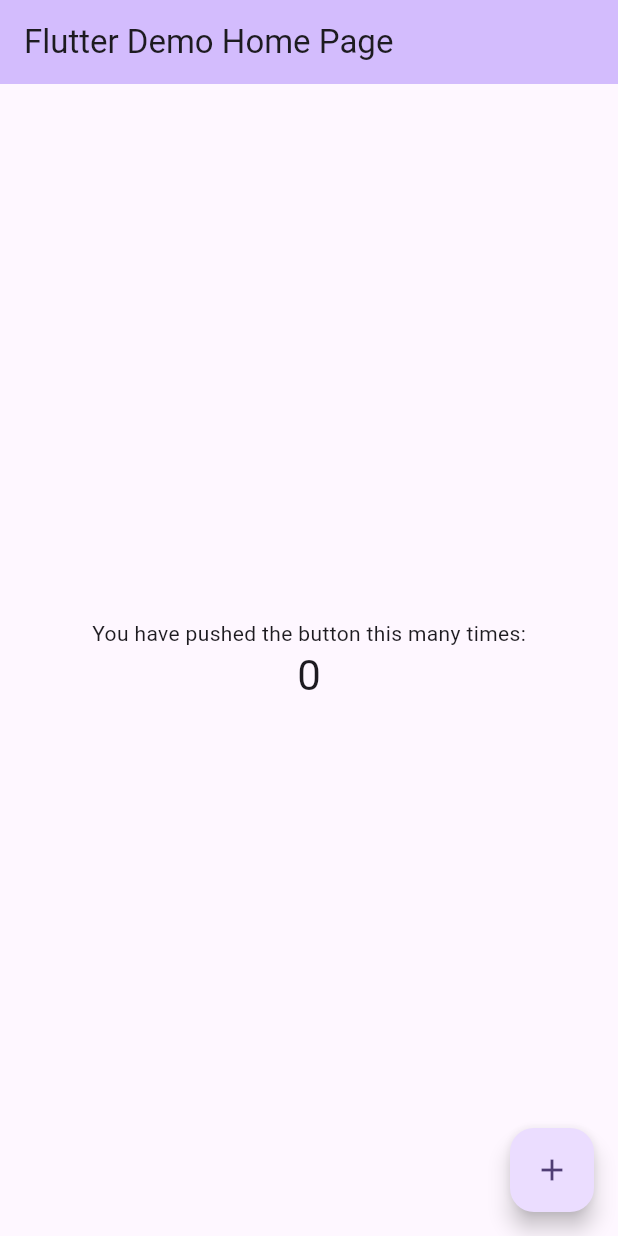
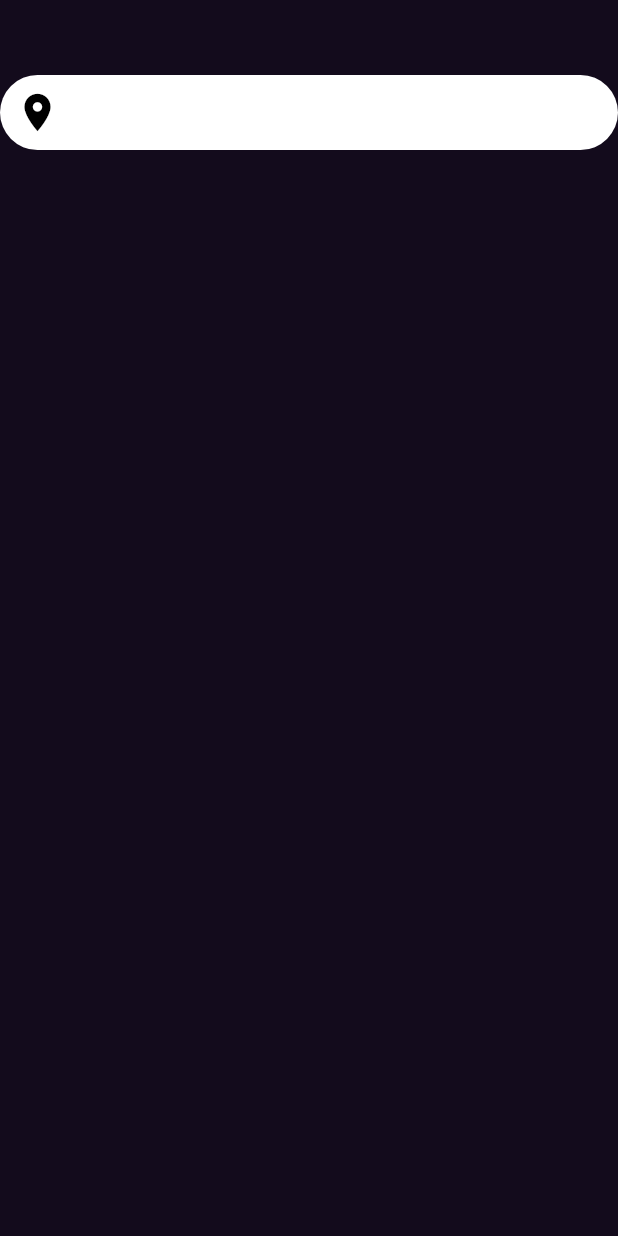
Before and after one commit to manuel-spec/Laundry_App, a Flutter app: the screen it shows after launch, on a phone screen of 412 x 824 dp. Run offline on Flutter 3.47's test engine with Material 3 defaults, Android fonts, the phone set to English and light mode, and no system bars.

Commit message:
basic widget structure done

```diff
--- a/lib/main.dart
+++ b/lib/main.dart
@@ -1,125 +1,22 @@
 import 'package:flutter/material.dart';
+import 'package:laundry_app/pages/home_widget.dart';
 
 void main() {
   runApp(const MyApp());
 }
 
-class MyApp extends StatelessWidget {
+class MyApp extends StatefulWidget {
   const MyApp({super.key});
 
-  // This widget is the root of your application.
+  @override
+  State<MyApp> createState() => MyAppState();
+}
+
+class MyAppState extends State<MyApp> {
   @override
   Widget build(BuildContext context) {
-    return MaterialApp(
-      title: 'Flutter Demo',
-      theme: ThemeData(
-        // This is the theme of your application.
-        //
-        // TRY THIS: Try running your application with "flutter run". You'll see
-        // the application has a purple toolbar. Then, without quitting the app,
-        // try changing the seedColor in the colorScheme below to Colors.green
-        // and then invoke "hot reload" (save your changes or press the "hot
-        // reload" button in a Flutter-supported IDE, or press "r" if you used
-        // the command line to start the app).
-        //
-        // Notice that the counter didn't reset back to zero; the application
-        // state is not lost during the reload. To reset the state, use hot
-        // restart instead.
-        //
-        // This works for code too, not just values: Most code changes can be
-        // tested with just a hot reload.
-        colorScheme: ColorScheme.fromSeed(seedColor: Colors.deepPurple),
-        useMaterial3: true,
-      ),
-      home: const MyHomePage(title: 'Flutter Demo Home Page'),
+    return const MaterialApp(
+      home: HomeWidget(),
     );
   }
 }
-
-class MyHomePage extends StatefulWidget {
-  const MyHomePage({super.key, required this.title});
-
-  // This widget is the home page of your application. It is stateful, meaning
-  // that it has a State object (defined below) that contains fields that affect
-  // how it looks.
-
-  // This class is the configuration for the state. It holds the values (in this
-  // case the title) provided by the parent (in this case the App widget) and
-  // used by the build method of the State. Fields in a Widget subclass are
-  // always marked "final".
-
-  final String title;
-
-  @override
-  State<MyHomePage> createState() => _MyHomePageState();
-}
-
-class _MyHomePageState extends State<MyHomePage> {
-  int _counter = 0;
-
-  void _incrementCounter() {
-    setState(() {
-      // This call to setState tells the Flutter framework that something has
-      // changed in this State, which causes it to rerun the build method below
-      // so that the display can reflect the updated values. If we changed
-      // _counter without calling setState(), then the build method would not be
-      // called again, and so nothing would appear to happen.
-      _counter++;
-    });
-  }
-
-  @override
-  Widget build(BuildContext context) {
-    // This method is rerun every time setState is called, for instance as done
-    // by the _incrementCounter method above.
-    //
-    // The Flutter framework has been optimized to make rerunning build methods
-    // fast, so that you can just rebuild anything that needs updating rather
-    // than having to individually change instances of widgets.
-    return Scaffold(
-      appBar: AppBar(
-        // TRY THIS: Try changing the color here to a specific color (to
-        // Colors.amber, perhaps?) and trigger a hot reload to see the AppBar
-        // change color while the other colors stay the same.
-        backgroundColor: Theme.of(context).colorScheme.inversePrimary,
-        // Here we take the value from the MyHomePage object that was created by
-        // the App.build method, and use it to set our appbar title.
-        title: Text(widget.title),
-      ),
-      body: Center(
-        // Center is a layout widget. It takes a single child and positions it
-        // in the middle of the parent.
-        child: Column(
-          // Column is also a layout widget. It takes a list of children and
-          // arranges them vertically. By default, it sizes itself to fit its
-          // children horizontally, and tries to be as tall as its parent.
-          //
-          // Column has various properties to control how it sizes itself and
-          // how it positions its children. Here we use mainAxisAlignment to
-          // center the children vertically; the main axis here is the vertical
-          // axis because Columns are vertical (the cross axis would be
-          // horizontal).
-          //
-          // TRY THIS: Invoke "debug painting" (choose the "Toggle Debug Paint"
-          // action in the IDE, or press "p" in the console), to see the
-          // wireframe for each widget.
-          mainAxisAlignment: MainAxisAlignment.center,
-          children: <Widget>[
-            const Text(
-              'You have pushed the button this many times:',
-            ),
-            Text(
-              '$_counter',
-              style: Theme.of(context).textTheme.headlineMedium,
-            ),
-          ],
-        ),
-      ),
-      floatingActionButton: FloatingActionButton(
-        onPressed: _incrementCounter,
-        tooltip: 'Increment',
-        child: const Icon(Icons.add),
-      ), // This trailing comma makes auto-formatting nicer for build methods.
-    );
-  }
-}
--- /dev/null
+++ b/lib/pages/home_widget.dart
@@ -0,0 +1,41 @@
+import 'package:flutter/material.dart';
+
+class HomeWidget extends StatefulWidget {
+  const HomeWidget({super.key});
+
+  @override
+  State<HomeWidget> createState() => _HomeWidgetState();
+}
+
+class _HomeWidgetState extends State<HomeWidget> {
+  @override
+  Widget build(BuildContext context) {
+    return Scaffold(
+      backgroundColor: Color(0xFF130B1C),
+      body: Column(
+        children: [
+          SizedBox(
+            height: 50,
+          ),
+          Container(
+            decoration: BoxDecoration(
+              color: Colors.white,
+              borderRadius: BorderRadius.circular(100),
+            ),
+            padding: const EdgeInsets.all(10),
+            child: Row(
+              children: [
+                Icon(
+                  Icons.location_on,
+                  color: Colors.black,
+                  size: 30,
+                ),
+              ],
+            ),
+          ),
+          Row(),
+        ],
+      ),
+    );
+  }
+}
--- /dev/null
+++ b/lib/pages/my_orders.dart
@@ -0,0 +1,15 @@
+import 'package:flutter/material.dart';
+
+class MyOrders extends StatefulWidget {
+  const MyOrders({super.key});
+
+  @override
+  State<MyOrders> createState() => _MyOrdersState();
+}
+
+class _MyOrdersState extends State<MyOrders> {
+  @override
+  Widget build(BuildContext context) {
+    return const Placeholder();
+  }
+}
```
